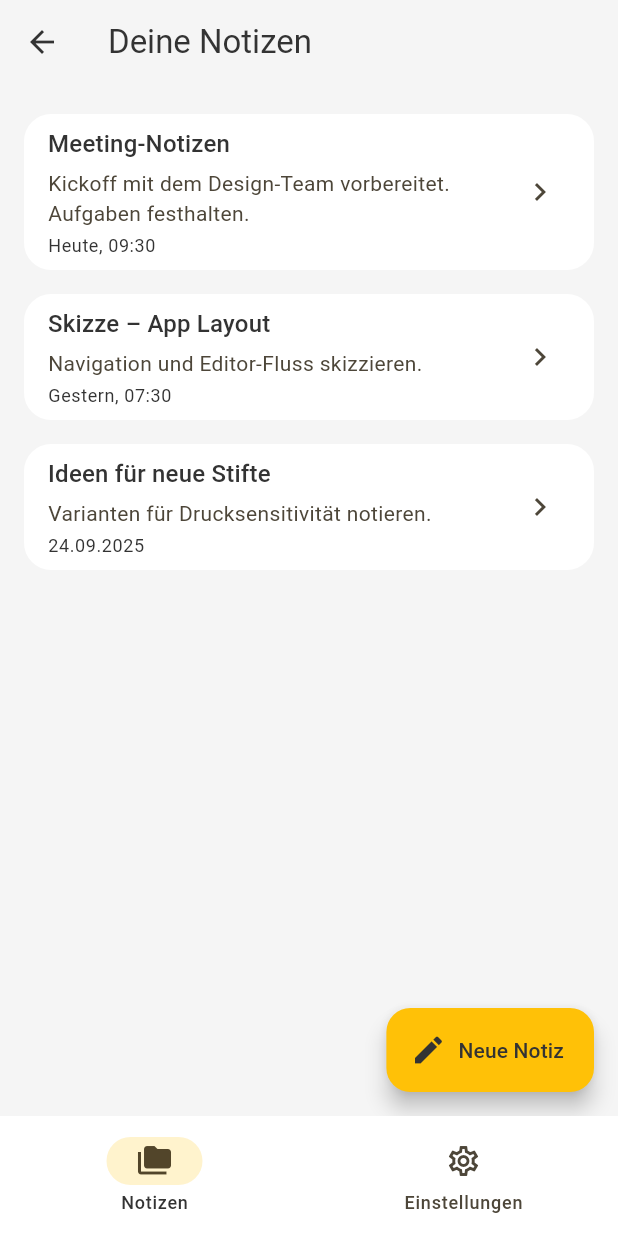
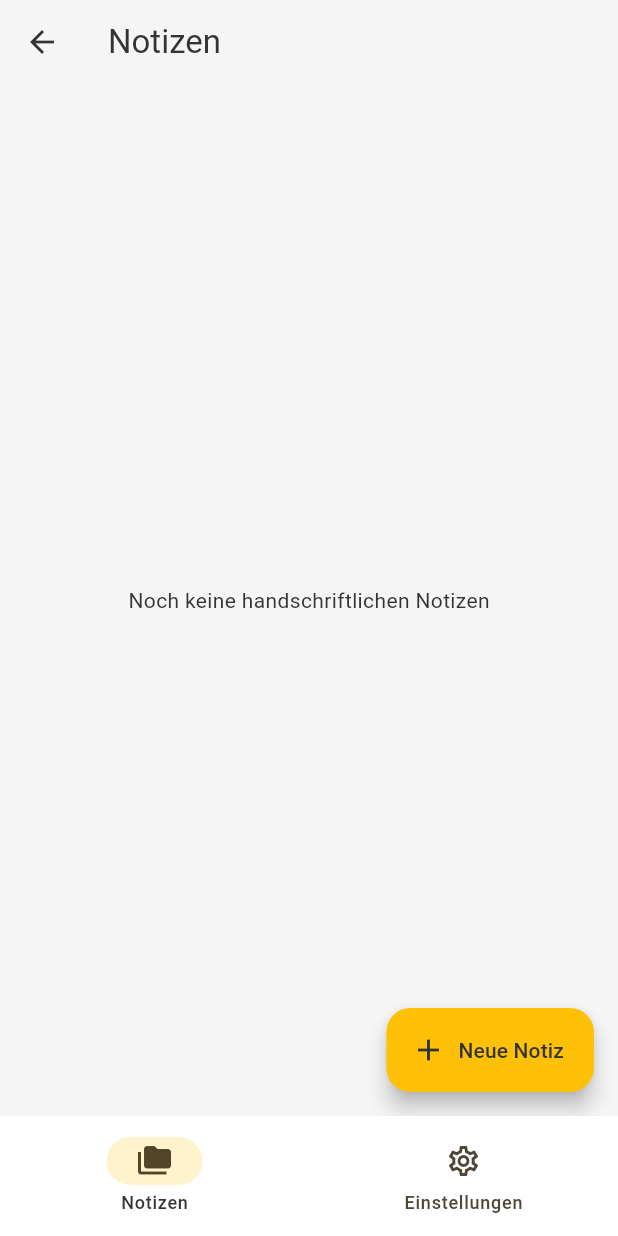
Before and after one commit to PepeDiedrich/Inkpadu, a Flutter app: the screen it shows after launch, after a tap on "Los geht’s", on a phone screen of 412 x 824 dp. Run offline on Flutter 3.47's test engine with Material 3 defaults, Android fonts, the phone set to English and light mode, and no system bars.

Commit message:
Implementiere die Funktionalität für handschriftliche Notizen mit Zeichnen und Notizverwaltung, einschließlich der Erstellung, Bearbeitung und Anzeige von Notizen. Füge Unterstützung für Eingabegeräte hinzu und verbessere die Benutzeroberfläche.

```diff
--- a/lib/features/home/presentation/home_page.dart
+++ b/lib/features/home/presentation/home_page.dart
@@ -1,9 +1,9 @@
 import 'package:flutter/material.dart';
 
-import 'package:ai_handwriting_app/features/editor/presentation/editor_page.dart';
-import 'package:ai_handwriting_app/features/notes/domain/note.dart';
+import 'package:ai_handwriting_app/features/ink/application/ink_notes_scope.dart';
+import 'package:ai_handwriting_app/features/ink/presentation/drawing_note_page.dart';
 
-/// Displays the list of saved notes and routes to the editor.
+/// Startseite: Liste handschriftlicher Notizen mit Navigation in den Zeichen-Editor.
 class HomePage extends StatefulWidget {
   /// Creates a new [HomePage].
   const HomePage({super.key});
@@ -13,142 +13,58 @@ class HomePage extends StatefulWidget {
 }
 
 class _HomePageState extends State<HomePage> {
-  late List<Note> _notes;
-
-  @override
-  void initState() {
-    super.initState();
-    _notes = _initialNotes();
+  void _createAndOpen() {
+    final controller = InkNotesScope.of(context);
+    final note = controller.createEmpty();
+    _open(note.id);
   }
 
-  List<Note> _initialNotes() {
-    final now = DateTime.now();
-    final notes = <Note>[
-      Note(
-        id: '1',
-        title: 'Meeting-Notizen',
-        content:
-            'Kickoff mit dem Design-Team vorbereitet. Aufgaben festhalten.',
-        updatedAt: now.subtract(const Duration(hours: 1)),
-      ),
-      Note(
-        id: '2',
-        title: 'Skizze – App Layout',
-        content: 'Navigation und Editor-Fluss skizzieren.',
-        updatedAt: now.subtract(const Duration(days: 1, hours: 3)),
-      ),
-      Note(
-        id: '3',
-        title: 'Ideen für neue Stifte',
-        content: 'Varianten für Drucksensitivität notieren.',
-        updatedAt: now.subtract(const Duration(days: 3)),
-      ),
-    ];
-    notes.sort((a, b) => b.updatedAt.compareTo(a.updatedAt));
-    return notes;
-  }
-
-  Future<void> _openEditor(Note note, {required bool isNew}) async {
-    final result = await Navigator.of(context).push<Note>(
-      MaterialPageRoute(
-        builder: (context) => EditorPage(initialNote: note, isNew: isNew),
-      ),
+  void _open(String id) {
+    Navigator.of(context).push<void>(
+      MaterialPageRoute<void>(builder: (_) => DrawingNotePage(noteId: id)),
     );
-
-    if (!mounted || result == null) {
-      return;
-    }
-
-    if (isNew && result.title.trim().isEmpty && result.content.trim().isEmpty) {
-      return;
-    }
-
-    setState(() {
-      final updated = List<Note>.from(_notes);
-      final existingIndex = updated.indexWhere((item) => item.id == result.id);
-
-      if (existingIndex >= 0) {
-        updated[existingIndex] = result;
-      } else {
-        updated.add(result);
-      }
-
-      updated.sort((a, b) => b.updatedAt.compareTo(a.updatedAt));
-      _notes = updated;
-    });
-  }
-
-  Future<void> _createNote() => _openEditor(Note.empty(), isNew: true);
-
-  Future<void> _editExisting(Note note) => _openEditor(note, isNew: false);
-
-  String _formatTimestamp(DateTime timestamp) {
-    final now = DateTime.now();
-    final difference = now.difference(timestamp);
-
-    if (difference.inDays == 0) {
-      return 'Heute, ${timestamp.hour.toString().padLeft(2, '0')}:${timestamp.minute.toString().padLeft(2, '0')}';
-    }
-
-    if (difference.inDays == 1) {
-      return 'Gestern, ${timestamp.hour.toString().padLeft(2, '0')}:${timestamp.minute.toString().padLeft(2, '0')}';
-    }
-
-    final day = timestamp.day.toString().padLeft(2, '0');
-    final month = timestamp.month.toString().padLeft(2, '0');
-    return '$day.$month.${timestamp.year}';
   }
 
   @override
-  Widget build(BuildContext context) => Scaffold(
-    appBar: AppBar(title: const Text('Deine Notizen')),
-    floatingActionButton: FloatingActionButton.extended(
-      onPressed: _createNote,
-      icon: const Icon(Icons.create),
-      label: const Text('Neue Notiz'),
-    ),
-    body: Padding(
-      padding: const EdgeInsets.symmetric(horizontal: 16, vertical: 12),
-      child: _notes.isEmpty
-          ? const Center(
-              child: Text('Noch keine Notizen. Starte mit einer neuen.'),
-            )
+  Widget build(BuildContext context) {
+    final notes = InkNotesScope.of(context).notes;
+    return Scaffold(
+      appBar: AppBar(title: const Text('Notizen')),
+      floatingActionButton: FloatingActionButton.extended(
+        onPressed: _createAndOpen,
+        icon: const Icon(Icons.add),
+        label: const Text('Neue Notiz'),
+      ),
+      body: notes.isEmpty
+          ? const Center(child: Text('Noch keine handschriftlichen Notizen'))
           : ListView.builder(
-              itemCount: _notes.length,
+              padding: const EdgeInsets.symmetric(horizontal: 12, vertical: 12),
+              itemCount: notes.length,
               itemBuilder: (context, index) {
-                final note = _notes[index];
+                final n = notes[index];
+                final firstStrokePoints = n.strokes.isEmpty ? 0 : n.strokes.first.length;
                 return Card(
                   elevation: 0,
-                  shape: RoundedRectangleBorder(
-                    borderRadius: BorderRadius.circular(18),
-                  ),
-                  margin: const EdgeInsets.symmetric(vertical: 8),
+                  margin: const EdgeInsets.symmetric(vertical: 8, horizontal: 4),
+                  shape: RoundedRectangleBorder(borderRadius: BorderRadius.circular(16)),
                   child: ListTile(
-                    title: Text(
-                      note.displayTitle,
-                      style: Theme.of(context).textTheme.titleMedium,
-                    ),
-                    subtitle: Padding(
-                      padding: const EdgeInsets.only(top: 4),
-                      child: Column(
-                        crossAxisAlignment: CrossAxisAlignment.start,
-                        mainAxisSize: MainAxisSize.min,
-                        children: [
-                          Text(note.preview),
-                          const SizedBox(height: 4),
-                          Text(
-                            _formatTimestamp(note.updatedAt),
-                            style: Theme.of(context).textTheme.bodySmall,
-                          ),
-                        ],
-                      ),
-                    ),
+                    title: Text(n.title),
+                    subtitle: Text('${n.strokes.length} Striche · $firstStrokePoints Punkte · ${_fmt(n.updatedAt)}'),
+                    onTap: () => _open(n.id),
                     trailing: const Icon(Icons.chevron_right),
-                    onTap: () => _editExisting(note),
                   ),
                 );
               },
             ),
-    ),
-  );
+    );
+  }
+
+  String _fmt(DateTime dt) {
+    final now = DateTime.now();
+    final diff = now.difference(dt);
+    if (diff.inMinutes < 1) return 'Gerade eben';
+    if (diff.inHours < 1) return '${diff.inMinutes} min';
+    if (diff.inHours < 24) return '${diff.inHours} h';
+    return '${dt.day.toString().padLeft(2,'0')}.${dt.month.toString().padLeft(2,'0')}.${dt.year}';
+  }
 }
--- /dev/null
+++ b/lib/features/ink/application/ink_notes_scope.dart
@@ -0,0 +1,54 @@
+import 'package:flutter/material.dart';
+import 'package:ai_handwriting_app/features/ink/domain/ink_note.dart';
+
+/// Notifier verwaltet die in-memory Sammlung handschriftlicher Notizen.
+/// Controller verwaltet eine Sammlung von [InkNote] Objekten im Speicher.
+class InkNotesController extends ChangeNotifier {
+  final List<InkNote> _notes = [];
+
+  /// Unveränderliche Sicht auf alle Notizen.
+  List<InkNote> get notes => List.unmodifiable(_notes);
+
+  /// Legt eine neue leere Notiz an und gibt sie zurück.
+  InkNote createEmpty() {
+    final note = InkNote.empty();
+    _notes.insert(0, note);
+    notifyListeners();
+    return note;
+  }
+
+  /// Fügt eine Notiz ein oder aktualisiert sie anhand der ID.
+  void upsert(InkNote note) {
+    final idx = _notes.indexWhere((n) => n.id == note.id);
+    if (idx >= 0) {
+      _notes[idx] = note;
+    } else {
+      _notes.insert(0, note);
+    }
+    notifyListeners();
+  }
+
+  /// Löscht die Notiz mit passender [id].
+  void delete(String id) {
+    _notes.removeWhere((n) => n.id == id);
+    notifyListeners();
+  }
+}
+
+/// InheritedWidget für einfachen Zugriff im Widget-Tree.
+/// Inherited Scope für Zugriff auf [InkNotesController].
+class InkNotesScope extends InheritedNotifier<InkNotesController> {
+  const InkNotesScope({super.key, required InkNotesController controller, required Widget child})
+    : super(notifier: controller, child: child);
+
+  /// Liefert den [InkNotesController] aus dem Kontext.
+  static InkNotesController of(BuildContext context) {
+    final scope = context.dependOnInheritedWidgetOfExactType<InkNotesScope>();
+    assert(scope != null, 'InkNotesScope nicht im Widget-Tree gefunden');
+    return scope!.notifier!;
+  }
+
+  @override
+  @override
+  bool updateShouldNotify(covariant InheritedNotifier<InkNotesController> oldWidget) => true;
+}
--- /dev/null
+++ b/lib/features/ink/domain/ink_note.dart
@@ -0,0 +1,53 @@
+import 'package:flutter/foundation.dart';
+import 'package:flutter/painting.dart';
+
+/// Repräsentiert eine handschriftliche Notiz bestehend aus mehreren Strichen.
+@immutable
+class InkNote {
+  const InkNote({
+    required this.id,
+    required this.title,
+    required this.updatedAt,
+    required this.strokes,
+  });
+
+  /// Eindeutige ID.
+  final String id;
+  /// Titel (automatisch generiert, kann später geändert werden).
+  final String title;
+  /// Zeitpunkt der letzten Änderung.
+  final DateTime updatedAt;
+  /// Liste der Striche; ein Strich = Liste von Offsets.
+  /// Alle Striche dieser Notiz.
+  final List<List<Offset>> strokes;
+
+  /// Kopie mit geänderten Feldern.
+  InkNote copyWith({
+    String? title,
+    DateTime? updatedAt,
+    List<List<Offset>>? strokes,
+  }) => InkNote(
+    id: id,
+    title: title ?? this.title,
+    updatedAt: updatedAt ?? this.updatedAt,
+    strokes: strokes ?? this.strokes,
+  );
+
+  /// Erzeugt eine leere neue Notiz mit generiertem Titel.
+  factory InkNote.empty() {
+    final now = DateTime.now();
+    return InkNote(
+      id: now.microsecondsSinceEpoch.toString(),
+      title: _autoTitle(now),
+      updatedAt: now,
+      strokes: <List<Offset>>[],
+    );
+  }
+
+  static String _autoTitle(DateTime dt) {
+    final d = dt.toLocal();
+    final date = '${d.year.toString().padLeft(4,'0')}-${d.month.toString().padLeft(2,'0')}-${d.day.toString().padLeft(2,'0')}';
+    final time = '${d.hour.toString().padLeft(2,'0')}:${d.minute.toString().padLeft(2,'0')}';
+    return 'Notiz $date $time';
+  }
+}
--- /dev/null
+++ b/lib/features/input/application/pointer_settings_scope.dart
@@ -0,0 +1,77 @@
+import 'package:flutter/material.dart';
+import 'package:flutter/gestures.dart';
+
+/// Konfiguration der erlaubten Eingabegeräte.
+/// Verwaltet welche Eingabegeräte akzeptiert werden und Stylus-Lock Logik.
+class PointerSettings extends ChangeNotifier {
+  bool allowStylus;
+  bool allowTouch;
+  bool allowMouse;
+  bool autoLockOnStylus;
+  bool _stylusLocked = false;
+
+  PointerSettings({
+    this.allowStylus = true,
+    this.allowTouch = true,
+    this.allowMouse = true,
+    this.autoLockOnStylus = true,
+  });
+
+  /// True sobald Stylus erkannt und Lock aktiv ist.
+  bool get stylusLocked => _stylusLocked;
+
+  /// Hebt den Stylus-Lock auf.
+  void resetStylusLock() {
+    _stylusLocked = false;
+    notifyListeners();
+  }
+
+  /// Aktualisiert Konfiguration einzelner Flags.
+  void update({bool? stylus, bool? touch, bool? mouse, bool? autoLock}) {
+    if (stylus != null) allowStylus = stylus;
+    if (touch != null) allowTouch = touch;
+    if (mouse != null) allowMouse = mouse;
+    if (autoLock != null) autoLockOnStylus = autoLock;
+    notifyListeners();
+  }
+
+  /// Prüft ob der Pointer akzeptiert wird (unter Berücksichtigung des Locks).
+  bool accept(PointerDeviceKind kind) {
+    if (_stylusLocked && kind != PointerDeviceKind.stylus) return false;
+    switch (kind) {
+      case PointerDeviceKind.stylus:
+        return allowStylus;
+      case PointerDeviceKind.touch:
+        return allowTouch;
+      case PointerDeviceKind.mouse:
+        return allowMouse;
+      default:
+        return false;
+    }
+  }
+
+  /// Registriert eine Pointer-Nutzung (für Auto-Lock Stylus).
+  void register(PointerDeviceKind kind) {
+    if (autoLockOnStylus && !_stylusLocked && kind == PointerDeviceKind.stylus) {
+      _stylusLocked = true;
+      notifyListeners();
+    }
+  }
+}
+
+/// Inherited Scope für globalen Zugriff auf [PointerSettings].
+class PointerSettingsScope extends InheritedNotifier<PointerSettings> {
+  const PointerSettingsScope({super.key, required PointerSettings settings, required Widget child})
+    : super(notifier: settings, child: child);
+
+  /// Liefert die [PointerSettings] Instanz aus dem Kontext.
+  static PointerSettings of(BuildContext context) {
+    final scope = context.dependOnInheritedWidgetOfExactType<PointerSettingsScope>();
+    assert(scope != null, 'PointerSettingsScope nicht gefunden');
+    return scope!.notifier!;
+  }
+
+  @override
+  @override
+  bool updateShouldNotify(covariant InheritedNotifier<PointerSettings> oldWidget) => true;
+}
--- a/lib/main.dart
+++ b/lib/main.dart
@@ -4,6 +4,8 @@ import 'package:ai_handwriting_app/app/router/app_routes.dart';
 import 'package:ai_handwriting_app/app/shell/presentation/app_shell.dart';
 import 'package:ai_handwriting_app/app/theme/app_theme.dart';
 import 'package:ai_handwriting_app/features/onboarding/presentation/onboarding_page.dart';
+import 'package:ai_handwriting_app/features/ink/application/ink_notes_scope.dart';
+import 'package:ai_handwriting_app/features/input/application/pointer_settings_scope.dart';
 
 /// Entry point for the handwriting prototype application.
 void main() => runApp(const InkpaduApp());
@@ -14,7 +16,14 @@ class InkpaduApp extends StatelessWidget {
   const InkpaduApp({super.key});
 
   @override
-  Widget build(BuildContext context) => MaterialApp(
+  Widget build(BuildContext context) {
+    final notesController = InkNotesController();
+    final pointerSettings = PointerSettings();
+    return InkNotesScope(
+      controller: notesController,
+      child: PointerSettingsScope(
+        settings: pointerSettings,
+        child: MaterialApp(
           title: 'Inkpadu',
           debugShowCheckedModeBanner: false,
           theme: AppTheme.light(),
@@ -24,5 +33,8 @@ class InkpaduApp extends StatelessWidget {
             AppRoutes.shell: (context) => const AppShell(),
             AppRoutes.onboarding: (context) => const OnboardingPage(),
           },
+        ),
+      ),
     );
   }
+}
```
Also changed, not shown: lib/features/drawing/presentation/drawing_painter.dart (added, +50 -0 lines), lib/features/ink/presentation/drawing_note_page.dart (added, +187 -0 lines), 1 other file. Lines whose indentation alone changed are shown as unchanged.
